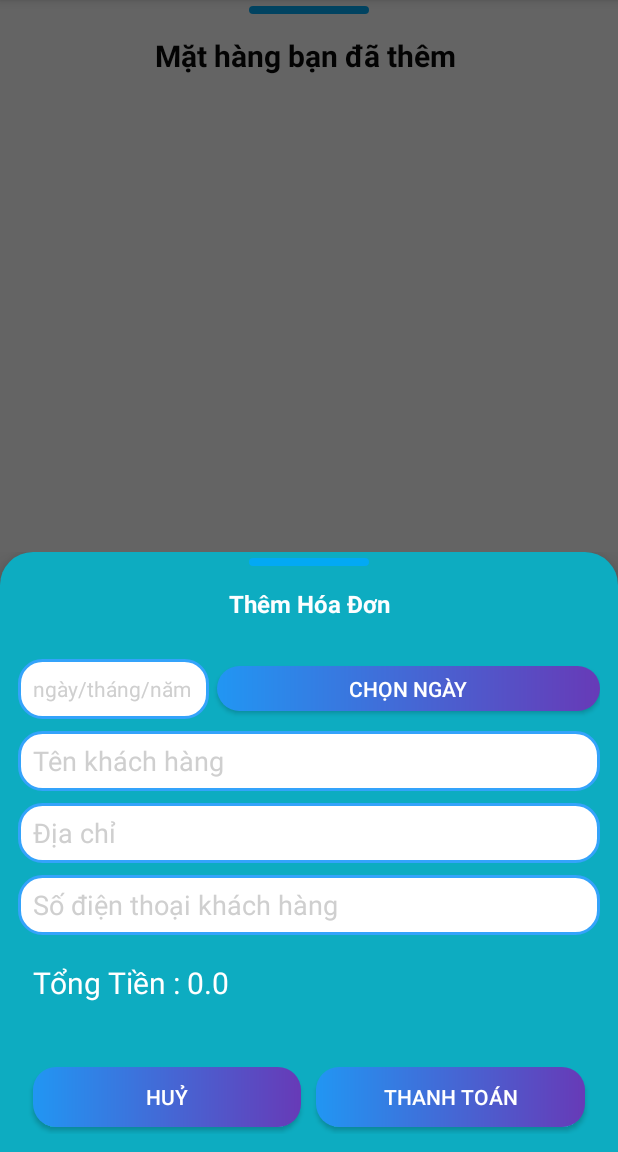
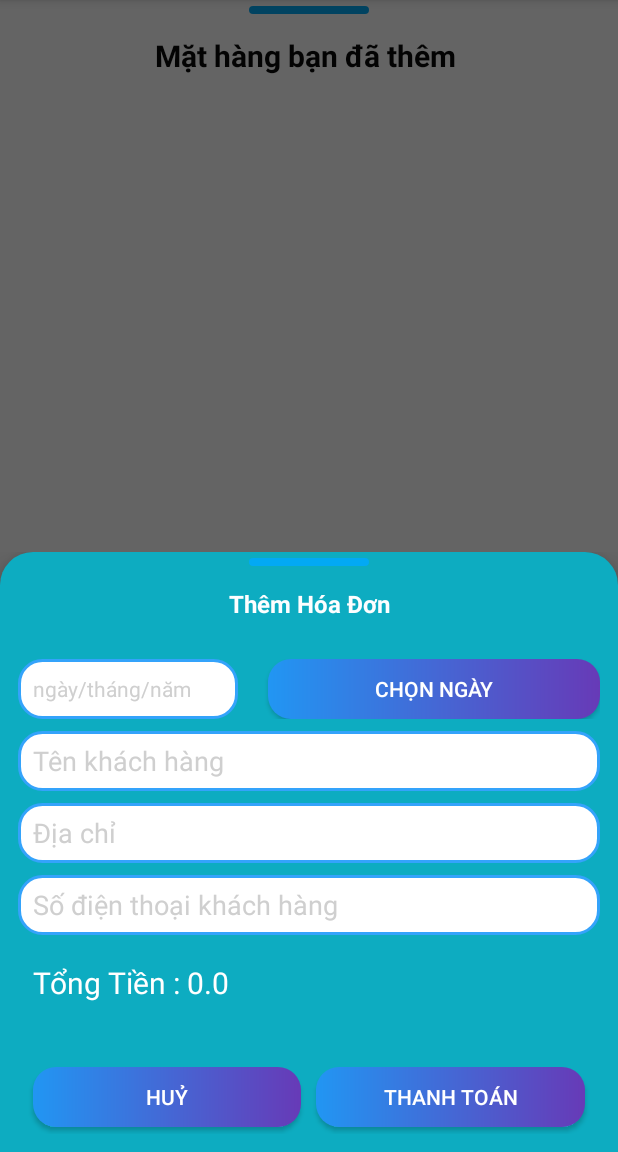
Before and after one commit to phongluyen00/hanguyen, an Android app: the fragment HoaDonFragment shown on its own in the app's theme, after a tap on "THANH TOÁN", on a phone screen of 412 x 824 dp, the part 84-1236 px from its top. Run offline under Robolectric (Android 15) with nearby library versions, the phone set to English and light mode, and no system bars; our stand-ins replace Room's generated code.

Commit message:
chỉnh giao diện

```diff
--- a/app/src/main/res/layout/activity_dang_ky.xml
+++ b/app/src/main/res/layout/activity_dang_ky.xml
@@ -6,7 +6,6 @@
     android:gravity="center"
     android:orientation="vertical"
     android:weightSum="2"
-    android:background="@drawable/ic_bg_lgrg"
     tools:context=".Activity.DangKyActivity">
 
     <TextView
@@ -33,8 +32,8 @@
         android:orientation="vertical">
 
         <ImageView
-            android:layout_width="80dp"
-            android:layout_height="80dp"
+            android:layout_width="120dp"
+            android:layout_height="120dp"
             android:layout_marginTop="10dp"
             android:src="@drawable/ic_logo" />
 
--- a/app/src/main/res/layout/activity_dang_nhap.xml
+++ b/app/src/main/res/layout/activity_dang_nhap.xml
@@ -5,7 +5,6 @@
     android:id="@+id/fragmentDn"
     android:layout_width="match_parent"
     android:layout_height="match_parent"
-    android:background="@drawable/ic_bg_lgrg"
     android:gravity="center"
     tools:context=".Activity.DangNhapActivity"
     tools:ignore="MissingConstraints">
@@ -40,8 +39,8 @@
             android:orientation="horizontal">
 
             <ImageView
-                android:layout_width="80dp"
-                android:layout_height="80dp"
+                android:layout_width="120dp"
+                android:layout_height="120dp"
                 android:layout_margin="8dp"
                 android:src="@drawable/ic_logo" />
         </LinearLayout>
--- a/app/src/main/res/layout/activity_qmk.xml
+++ b/app/src/main/res/layout/activity_qmk.xml
@@ -6,11 +6,6 @@
     android:gravity="center_horizontal"
     android:orientation="vertical"
     tools:context=".Activity.QmkActivity">
-
-    <View
-        android:layout_width="match_parent"
-        android:layout_height="match_parent"
-        android:background="@drawable/ic_bg_lgrg" />
 
     <TextView
         android:id="@+id/title"
--- a/app/src/main/res/layout/dialog_sua_sp.xml
+++ b/app/src/main/res/layout/dialog_sua_sp.xml
@@ -21,7 +21,7 @@
         android:padding="10dp"
         android:text="Sửa Sản Phẩm"
         android:textAlignment="center"
-        android:textColor="#2196F3"
+        android:textColor="#F3F4F4"
         android:textSize="16dp"
         android:textStyle="bold" />
 
--- a/app/src/main/res/layout/dialog_them_hoadon.xml
+++ b/app/src/main/res/layout/dialog_them_hoadon.xml
@@ -44,6 +44,7 @@
                 android:layout_height="40dp"
                 android:layout_marginBottom="8dp"
                 android:layout_weight="1"
+                android:layout_marginRight="10dp"
                 android:background="@drawable/bg_edt"
                 android:gravity="center_vertical"
                 android:hint="ngày/tháng/năm"
@@ -55,10 +56,11 @@
             <Button
                 android:id="@+id/btnNgay"
                 android:layout_width="0dp"
-                android:layout_height="30dp"
+                android:layout_height="wrap_content"
                 android:layout_gravity="center_vertical"
-                android:layout_marginLeft="5dp"
-                android:layout_weight="2"
+                android:padding="10dp"
+                android:layout_marginLeft="10dp"
+                android:layout_weight="1.5"
                 android:background="@drawable/bg_lg1"
                 android:text="Chọn ngày"
                 android:textColor="#fff" />
```
